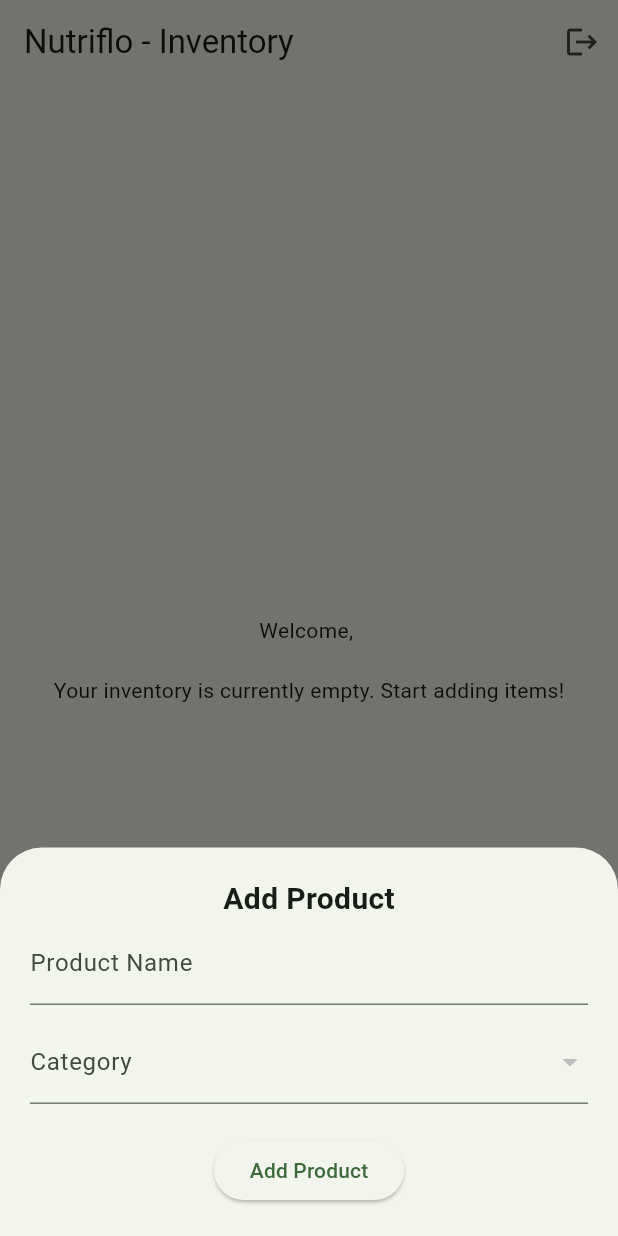
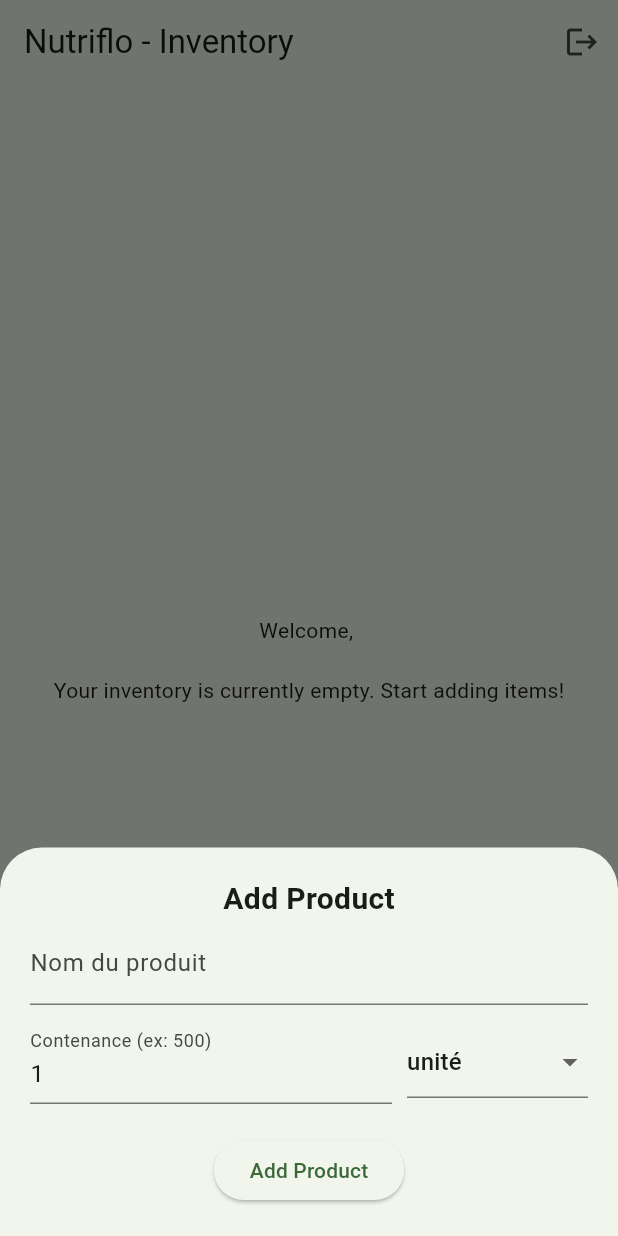
Before and after one commit to Batoste/nutriflo, a Flutter app: the screen it shows once a user with an empty profile is signed in, after a tap on the "add" icon, on a phone screen of 412 x 824 dp. Run offline on Flutter 3.47's test engine with Material 3 defaults, Android fonts, the phone set to English and light mode, and no system bars; our stand-ins replace flutter_dotenv, supabase_flutter; accounts and stored records are empty.

Commit message:
feat: enhance product addition with weight and unit selection

```diff
--- a/lib/pages/inventory_page.dart
+++ b/lib/pages/inventory_page.dart
@@ -11,6 +11,8 @@
 class _InventoryPageState extends State<InventoryPage> {
   final supabase = Supabase.instance.client;
   final _nameController = TextEditingController();
+  final _weightController = TextEditingController(text: "1");
+  String _selectedUnit = 'unité';
   String? _selectedCategoryId;
   List<Map<String, dynamic>> _categories = [];
 
@@ -48,22 +50,34 @@
               ),
               const TextField(
                 controller: _nameController,
-                decoration: InputDecoration(labelText: "Product Name"),
+                decoration: InputDecoration(labelText: "Nom du produit"),
               ),
               const SizedBox(height: 10),
-              DropdownButtonFormField<String>(
-                decoration: const InputDecoration(labelText: "Category"),
-                items: _categories.map((cat) {
-                  return DropdownMenuItem(
-                    value: cat['id'].toString(),
-                    child: Text(cat['name']),
-                  );
-                }).toList(),
-                onChanged: (value) {
-                  setState(() {
-                    _selectedCategoryId = value;
-                  });
-                },
+              Row(
+                // On met Quantité et Unité sur la même ligne
+                children: [
+                  Expanded(
+                    flex: 2,
+                    child: TextField(
+                      controller: _weightController,
+                      keyboardType: TextInputType.number,
+                      decoration: const InputDecoration(
+                        labelText: "Contenance (ex: 500)",
+                      ),
+                    ),
+                  ),
+                  const SizedBox(width: 10),
+                  Expanded(
+                    flex: 1,
+                    child: DropdownButtonFormField<String>(
+                      initialValue: _selectedUnit,
+                      items: ['unité', 'g', 'ml', 'cl', 'kg', 'L'].map((u) {
+                        return DropdownMenuItem(value: u, child: Text(u));
+                      }).toList(),
+                      onChanged: (val) => setState(() => _selectedUnit = val!),
+                    ),
+                  ),
+                ],
               ),
               const SizedBox(height: 20),
               ElevatedButton(
@@ -124,7 +138,12 @@
     try {
       final product = await supabase
           .from('products_catalog')
-          .insert({'name': name, 'category_id': _selectedCategoryId})
+          .insert({
+            'name': name,
+            'category_id': _selectedCategoryId,
+            'unit': _selectedUnit,
+            'weight': int.tryParse(_weightController.text) ?? 1.0,
+          })
           .select()
           .single();
 
```
